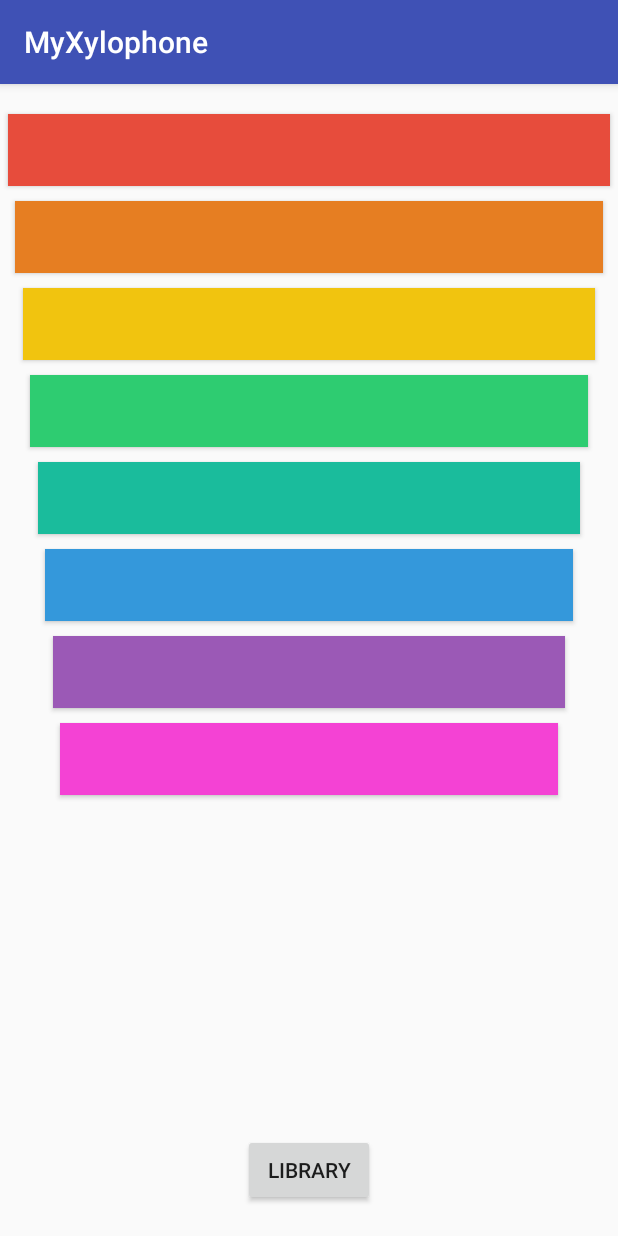
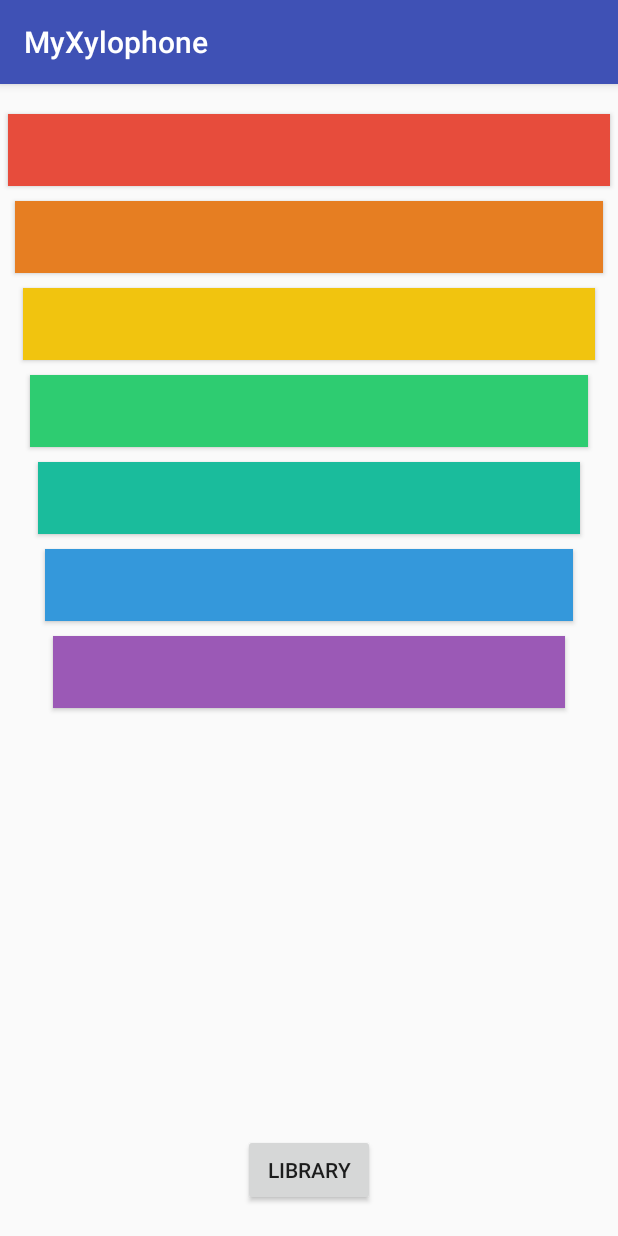
Before and after one commit to BhumikaSaini/Xylophone, an Android app: the screen it shows after launch (MainActivity), after a tap on an icon or button, on a phone screen of 412 x 824 dp. Run offline under Robolectric (Android 15) with nearby library versions, the phone set to English and light mode, and no system bars.

Commit message:
Day 1 updates

```diff
--- a/app/src/main/java/com/bhumika/tech/myxylophone/MainActivity.java
+++ b/app/src/main/java/com/bhumika/tech/myxylophone/MainActivity.java
@@ -1,36 +1,79 @@
+// specifying the package this class belongs to
 package com.bhumika.tech.myxylophone;
 
-import android.content.Intent;
-import android.media.AudioManager;
-import android.media.SoundPool;
+// importing the in-built packages, so that we can use them
+import android.content.Intent; // Intents are required to switch from 1 activity to another
+import android.media.AudioManager; // For managing the audio files
+import android.media.SoundPool; // For managing the audio files
+
+// Basic app building components
 import android.os.Build;
-import android.support.v7.app.AppCompatActivity;
+import android.support.v7.app.AppCompatActivity; //parent class for our activity
 import android.os.Bundle;
 import android.view.View;
 import android.widget.Button;
 
 public class MainActivity extends AppCompatActivity implements View.OnClickListener {
 
-    private static final int MAX_STREAMS = 8;
-    private Button note1_c, note2_d, note3_e, note4_f, note5_g, note6_a, note7_b, note8_c;
-    private Button libraryButton;
-    private SoundPool soundPool;
-    private int C_ID, D_ID, E_ID, F_ID, G_ID, A_ID, B_ID, HC_IC;
+    // "extends" used to "inherit" classes. That is, get some basic properties/behaviours from parent class
+    // "implements" used to "implement", i.e. give the logic for an interface
+
+    // AppCompatActivity is a type on activity
+    // View.OnClickListener listens/looks out for "click" events on views that are "registered" with it
+
+    private static final int MAX_STREAMS = 8; // Maximum number of audio files that can be played "simultaneously"
+    private Button note1_c, note2_d, note3_e, note4_f, note5_g, note6_a, note7_b; // These references will contain out Xylophone Buttons
+    private Button libraryButton; // This reference will contain our "LIBRARY" button
+    private SoundPool soundPool; // This reference will hold an object of the "SoundPool" class that is used to manage our audio files
+    private int C_ID, D_ID, E_ID, F_ID, G_ID, A_ID, B_ID; // References to the audio files when present in the SoundPool
 
     @Override
     protected void onCreate(Bundle savedInstanceState) {
+
         super.onCreate(savedInstanceState);
-        setContentView(R.layout.activity_main);
+        setContentView(R.layout.activity_main); // setting the UI contained in avtivity_main.xml
 
-        initLayouts();
+        initLayouts(); // get the different layout objects & assign them to corressponding references
 
+        // Syntax of SoundPool for newer Android versions, after & including Lollipop
         if (Build.VERSION.SDK_INT >= Build.VERSION_CODES.LOLLIPOP) {
-            //new version
+            // Build.VERSION.SDK_INT is a "constant" that holds our MinSDK version
+            // Build.VERSION_CODES.LOLLIPOP is a "constant" that holds the version number of Lollipop
             soundPool = new SoundPool.Builder().setMaxStreams(MAX_STREAMS).build();
-        } else {
-            //use deprecated one
+            // setMaxStream() sets the maximum number of sounds that can be played simultaneously
+        }
+        // Syntax of SoundPool for older Android versions, before Lollipop
+        else {
+            // The strike-through signifies that this is the old syntax & is deprecated
             soundPool = new SoundPool(MAX_STREAMS, AudioManager.STREAM_MUSIC, 0);
         }
+        getAudioFileIDs();
+    }
+
+    private void initLayouts() {
+
+        // Find the views by their ID & save them
+        note1_c = findViewById(R.id.note1_c);
+        note2_d = findViewById(R.id.note2_d);
+        note3_e = findViewById(R.id.note3_e);
+        note4_f = findViewById(R.id.note4_f);
+        note5_g = findViewById(R.id.note5_g);
+        note6_a = findViewById(R.id.note6_a);
+        note7_b = findViewById(R.id.note7_b);
+        libraryButton = findViewById(R.id.libraryButton);
+
+        // register the views with the onClickListener so that "click" events on them can be detected
+        note1_c.setOnClickListener(this);
+        note2_d.setOnClickListener(this);
+        note3_e.setOnClickListener(this);
+        note4_f.setOnClickListener(this);
+        note5_g.setOnClickListener(this);
+        note6_a.setOnClickListener(this);
+        note7_b.setOnClickListener(this);
+        libraryButton.setOnClickListener(this);
+    }
+
+    private void getAudioFileIDs() {
         C_ID = soundPool.load(getApplicationContext(), R.raw.note1_c, 1);
         D_ID = soundPool.load(getApplicationContext(), R.raw.note2_d, 1);
         E_ID = soundPool.load(getApplicationContext(), R.raw.note3_e, 1);
@@ -38,64 +81,45 @@ public class MainActivity extends AppCompatActivity implements View.OnClickListe
         G_ID = soundPool.load(getApplicationContext(), R.raw.note5_g, 1);
         A_ID = soundPool.load(getApplicationContext(), R.raw.note6_a, 1);
         B_ID = soundPool.load(getApplicationContext(), R.raw.note7_b, 1);
-        //HC_ID = soundPool.load(getApplicationContext(), R.raw.note8_c, 1);
     }
-
-    private void initLayouts() {
-        note1_c = findViewById(R.id.note1_c);
-        note2_d = findViewById(R.id.note2_d);
-        note3_e = findViewById(R.id.note3_e);
-        note4_f = findViewById(R.id.note4_f);
-        note5_g = findViewById(R.id.note5_g);
-        note6_a = findViewById(R.id.note6_a);
-        note7_b = findViewById(R.id.note7_b);
-        note8_c = findViewById(R.id.note8_c);
-        libraryButton = findViewById(R.id.libraryButton);
-
-        note1_c.setOnClickListener(this);
-        note2_d.setOnClickListener(this);
-        note3_e.setOnClickListener(this);
-        note4_f.setOnClickListener(this);
-        note5_g.setOnClickListener(this);
-        note6_a.setOnClickListener(this);
-        note7_b.setOnClickListener(this);
-        note8_c.setOnClickListener(this);
-        libraryButton.setOnClickListener(this);
-    }
-
 
     @Override
     public void onClick(View view) {
-        int buttonID = view.getId();
+        int buttonID = view.getId(); // get the ID of the view that was clicked
+
+        // loop ---> how many times to "repeat" the audio file
+        // rate ---> speed at which audio must be played. 0.5(half-speed) is min & 2(double-speed) is max
         switch (buttonID)
         {
-            case R.id.note1_c:
+            case R.id.note1_c: // if C note was clicked
                 soundPool.play(C_ID, 1, 1, 1, 0, 1);
                 break;
-            case R.id.note2_d:
+            case R.id.note2_d: // if D note was clicked
                 soundPool.play(D_ID, 1, 1, 1, 0, 1);
                 break;
-            case R.id.note3_e:
+            case R.id.note3_e: // if E note was clicked
                 soundPool.play(E_ID, 1, 1, 1, 0, 1);
                 break;
-            case R.id.note4_f:
+            case R.id.note4_f: // if F note was clicked
                 soundPool.play(F_ID, 1, 1, 1, 0, 1);
                 break;
-            case R.id.note5_g:
+            case R.id.note5_g: // if G note was clicked
                 soundPool.play(G_ID, 1, 1, 1, 0, 1);
                 break;
-            case R.id.note6_a:
+            case R.id.note6_a: // if A note was clicked
                 soundPool.play(A_ID, 1, 1, 1, 0, 1);
                 break;
-            case R.id.note7_b:
+            case R.id.note7_b: // if B note was clicked
                 soundPool.play(B_ID, 1, 1, 1, 0, 1);
                 break;
-            case R.id.note8_c:
-                //soundPool.play(HC_ID, 1, 1, 1, 0, 1);
-                break;
-            case R.id.libraryButton:
+
+            case R.id.libraryButton: // If "LIBRARY" button was clicked
+
+                // Intent is was to tell the system, "from" which screen/activity "to" which screen/activity you wish to switch
                 Intent intent = new Intent(this, LibraryActivity.class);
+                // Start the activity based on the intent specified
                 startActivity(intent);
+                // go to "LibraryActivity.java" for further details
                 break;
         }
     }
--- a/app/src/main/res/layout/activity_main.xml
+++ b/app/src/main/res/layout/activity_main.xml
@@ -1,12 +1,17 @@
 <?xml version="1.0" encoding="utf-8"?>
+
+<!-- This is how you specify comments in XML -->
+
+<!-- First, define a namespace for "android", "app", "tools" words to remove any ambiguity -->
+<!-- Context is the .java file to which this .xml file is paired up with -->
 <RelativeLayout
     xmlns:android="http://schemas.android.com/apk/res/android"
     xmlns:app="http://schemas.android.com/apk/res-auto"
     xmlns:tools="http://schemas.android.com/tools"
+
     android:layout_width="match_parent"
     android:layout_height="match_parent"
-    tools:context=".MainActivity"
-    android:orientation="vertical">
+    tools:context=".MainActivity">
 
     <Button
         android:id="@+id/note1_c"
@@ -86,16 +91,6 @@
         android:layout_marginBottom="10dp"/>
 
     <Button
-        android:id="@+id/note8_c"
-        android:layout_width="match_parent"
-        android:layout_height="wrap_content"
-        android:layout_weight="1"
-        android:layout_below="@id/note7_b"
-        android:layout_marginLeft="40dp"
-        android:layout_marginRight="40dp"
-        android:background="@color/magenta"/>
-
-    <Button
         android:id="@+id/libraryButton"
         android:layout_width="wrap_content"
         android:layout_height="wrap_content"
--- a/build.gradle
+++ b/build.gradle
@@ -5,6 +5,7 @@ buildscript {
     repositories {
         google()
         jcenter()
+        //maven { url "http://jcenter.bintray.com"}
     }
     dependencies {
         classpath 'com.android.tools.build:gradle:3.1.3'
@@ -19,6 +20,7 @@ allprojects {
     repositories {
         google()
         jcenter()
+        maven { url "http://jcenter.bintray.com"}
     }
 }
 
```
Also changed, not shown: app/src/main/java/com/bhumika/tech/myxylophone/LibraryActivity.java (+21 -0 lines), app/src/main/res/layout/activity_library.xml (+8 -17 lines), 1 other file.
